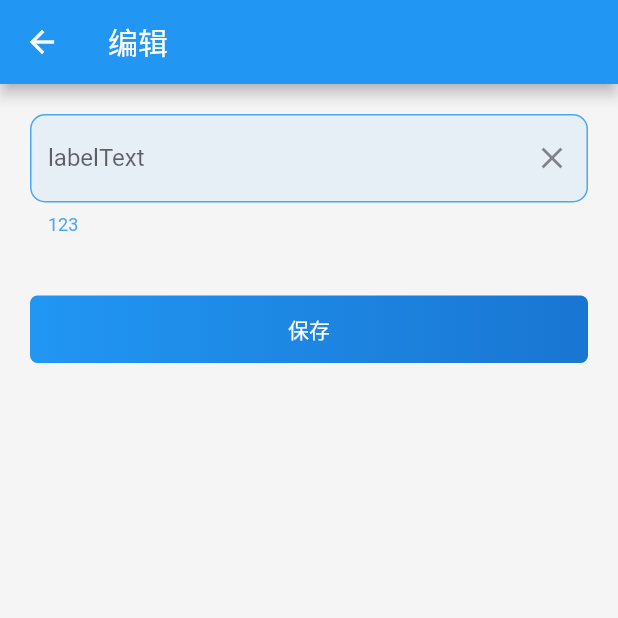
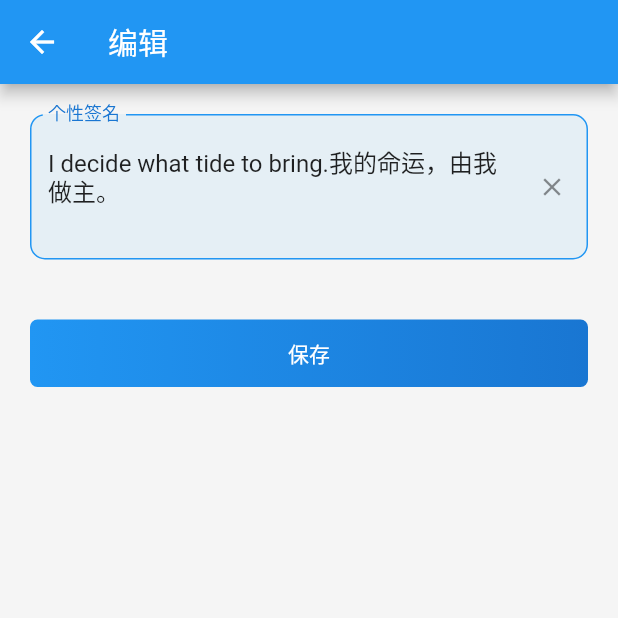
Before and after one commit to DeMonFlutter/wan_flutter_app, a Flutter app: the UserInfoPage screen opened by its route, after a tap on "个性签名", on a phone screen of 412 x 824 dp, the top half of it. Run offline on Flutter 3.47's test engine with Material 2 defaults, Android fonts, the phone set to English and light mode, and no system bars; our stand-ins replace dio, flutter_spinkit, fluttertoast, shared_preferences; accounts and stored records are empty.

Commit message:
修改用户信息

```diff
--- a/lib/main.dart
+++ b/lib/main.dart
@@ -35,7 +35,6 @@ class App extends StatelessWidget {
           primaryColor: model.themeColor,
           primaryColorDark: model.themeColorDark,
           accentColor: model.accentColor,
-          errorColor: model.themeColor.withOpacity(0.8),
           iconTheme: IconThemeData(color: model.themeColor),
         ));
   }
--- a/lib/model/User.dart
+++ b/lib/model/User.dart
@@ -73,7 +73,7 @@ class User {
 
   /// 设置头像，简介等信息
   /// wanAndroid Api暂无修改头像简介等信息的字段，使用SP暂存本地
-  setInfo({String path, String desc, String email}) {
+  setInfo({String path, String desc, String email, String nickname}) {
     SPUtils.get(Const.USER_INFO, "", (str) {
       if (!StringUtils.isEmpty(str)) {
         Map<String, dynamic> user = json.decode(str);
@@ -86,9 +86,16 @@ class User {
         if (!StringUtils.isEmpty(email)) {
           user['email'] = email;
         }
+        if (!StringUtils.isEmpty(nickname)) {
+          user['nickname'] = nickname;
+        }
         setUser(user);
       }
     });
+  }
+
+  String getDesc() {
+    return StringUtils.isEmpty(_instance.desc) ? "I decide what tide to bring.我的命运，由我做主。" : _instance.desc;
   }
 
   fromJson(Map<String, dynamic> json) {
--- a/lib/view/Login.dart
+++ b/lib/view/Login.dart
@@ -8,6 +8,8 @@ import 'package:wan_flutter_app/utils/StringUtils.dart';
 import 'package:wan_flutter_app/utils/SystemUtils.dart';
 import 'package:wan_flutter_app/utils/http/HttpUtils.dart';
 import 'package:wan_flutter_app/widget/CenterScaffold.dart';
+import 'package:wan_flutter_app/widget/EasyEditForm.dart';
+import 'package:wan_flutter_app/widget/EasyForm.dart';
 import 'package:wan_flutter_app/widget/EditForm.dart';
 import 'package:wan_flutter_app/widget/GradientButton.dart';
 
@@ -22,21 +24,9 @@ class LoginPage extends StatefulWidget {
 
 class LoginPageState extends State<LoginPage> {
   String username, password;
-
   FocusNode focusNode = FocusNode(); //密码框焦点
 
-  login(BuildContext context) {
-    SystemUtils.hideSoftKeyboard(context);
-    if (StringUtils.isEmpty(username)) {
-      Fluttertoast.showToast(msg: '用户名不能为空！');
-      return;
-    }
-
-    if (StringUtils.isEmpty(password)) {
-      Fluttertoast.showToast(msg: '密码不能为空！');
-      return;
-    }
-
+  login() {
     HttpUtils.instance.post(context, "user/login", (result) {
       Fluttertoast.showToast(msg: '登录成功！');
       SPUtils.setData(Const.IS_LOGIN, true);
@@ -55,11 +45,14 @@ class LoginPageState extends State<LoginPage> {
         margin: EdgeInsets.all(20),
       ),
       Text("使用玩Android账号登录"),
-      Padding(
-        padding: EdgeInsets.all(20),
-        child: EditForm(
+      EasyForm(
+        children: <Widget>[
+          EasyEditForm(
               icon: Icons.account_circle,
               hintText: "请输入您的用户名",
+              labelText: "用户名",
+              helperText: "用户名不区分大小写~",
+              editMode: EditMode.clear,
               textInputAction: TextInputAction.next,
               onEditingComplete: () {
                 FocusScope.of(context).requestFocus(focusNode);
@@ -67,29 +60,25 @@ class LoginPageState extends State<LoginPage> {
               onChanged: (value) {
                 username = value;
               },
-        ),
-      ),
-      Padding(
-        padding: EdgeInsets.all(20),
-        child: EditForm(
+              validator: (v) {
+                return StringUtils.isEmpty(v) ? "用户名不能为空！" : null;
+              }),
+          EasyEditForm(
             icon: Icons.lock_outline,
-          obscureText: true,
+            labelText: "密码",
+            editMode: EditMode.password,
             focusNode: focusNode,
+            validator: (v) {
+              return StringUtils.isEmpty(v) ? "密码不能为空！" : null;
+            },
             hintText: "请输入您的密码",
             onChanged: (value) {
               password = value;
             },
-        ),
-      ),
-      Padding(
-        padding: EdgeInsets.all(20),
-        child: GradientButton(
-          "登录",
-          height: 45,
-          onPressed: () {
-            login(context);
-          },
-        ),
+          )
+        ],
+        buttonText: "登录",
+        callback: () => login(),
       ),
       GestureDetector(
         child: Text("没有账号？注册", style: TextStyle(color: Colors.blue)),
--- a/lib/view/home/HomeDrawer.dart
+++ b/lib/view/home/HomeDrawer.dart
@@ -59,7 +59,7 @@ class HomeDrawerViewState extends State<HomeDrawerView> {
                     right: 0,
                     bottom: 15,
                     child: Text(
-                      StringUtils.isEmpty(user.desc) ? "I decide what tide to bring.我的命运，由我做主。" : user.desc,
+                      user.getDesc(),
                       maxLines: 1,
                       overflow: TextOverflow.ellipsis,
                       style: TextStyle(fontSize: 13, color: Colors.white, shadows: [Shadow(color: Colors.black, offset: Offset(1, 1), blurRadius: 1)]),
--- a/lib/view/info/EditInfo.dart
+++ b/lib/view/info/EditInfo.dart
@@ -1,8 +1,11 @@
 import 'package:flutter/material.dart';
-import 'package:wan_flutter_app/utils/SystemUtils.dart';
+import 'package:provider/provider.dart';
+import 'package:wan_flutter_app/model/User.dart';
+import 'package:wan_flutter_app/model/UserModel.dart';
+import 'package:wan_flutter_app/utils/StringUtils.dart';
 import 'package:wan_flutter_app/widget/CenterScaffold.dart';
 import 'package:wan_flutter_app/widget/EasyEditForm.dart';
-import 'package:wan_flutter_app/widget/GradientButton.dart';
+import 'package:wan_flutter_app/widget/EasyForm.dart';
 
 /// @author DeMon
 /// Created on 2020/4/23.
@@ -13,22 +16,86 @@ class EditInfoPage extends StatefulWidget {
   createState() => new EditInfoPageState();
 }
 
+final Map<int, EditInfo> infos = {
+  0: EditInfo("昵称", "编辑您的昵称", 15, 1, TextInputType.text),
+  1: EditInfo("邮箱", "编辑您的邮箱", 64, 1, TextInputType.emailAddress),
+  2: EditInfo("个性签名", "编辑您的个性签名", 150, 3, TextInputType.text),
+};
+
 class EditInfoPageState extends State<EditInfoPage> {
+  String counterText = "";
+  String content;
+
+  @override
+  void initState() {
+    super.initState();
+  }
+
   @override
   Widget build(BuildContext context) {
-    ModalRoute.of(context).settings.arguments;
+    var arguments = ModalRoute.of(context).settings.arguments as Map;
+    int what = arguments['what'];
+    var editInfo = infos[what];
+    var initStr = arguments['content'];
     return CenterScaffold(
       "编辑",
       <Widget>[
-        Padding(padding: EdgeInsets.all(20), child: EasyEditForm()),
-        Padding(
-          padding: EdgeInsets.all(20),
-          child: GradientButton("保存", height: 45, onPressed: () {
-            SystemUtils.hideSoftKeyboard(context);
-          }),
+        EasyForm(
+          children: <Widget>[
+            EasyEditForm(
+              initialValue: initStr,
+              maxLines: editInfo.maxLines,
+              maxLength: editInfo.maxLength,
+              keyboardType: editInfo.keyboardType,
+              onChanged: (str) {
+                setState(() {
+                  counterText = "${str.trim().length}/${editInfo.maxLength}";
+                });
+                content = str;
+              },
+              labelText: editInfo.labelText,
+              hintText: editInfo.hintText,
+              counterText: counterText,
+              editMode: EditMode.clear,
+              validator: (v) {
+                return StringUtils.isEmpty(v) ? "编辑内容不能为空" : null;
+              },
+            )
+          ],
+          callback: () {
+            switch (what) {
+              case 0:
+                User.getInstance().setInfo(nickname: content);
+                break;
+              case 1:
+                User.getInstance().setInfo(email: content);
+                break;
+              case 2:
+                User.getInstance().setInfo(desc: content);
+                break;
+            }
+            Navigator.of(context).pop();
+          },
+          buttonText: "保存",
         )
       ],
       alignment: Alignment.topCenter,
     );
   }
 }
+
+class EditInfo {
+  String labelText;
+  String hintText;
+  int maxLength;
+
+  int maxLines;
+  TextInputType keyboardType;
+
+  EditInfo(this.labelText, this.hintText, this.maxLength, this.maxLines, this.keyboardType);
+
+  @override
+  String toString() {
+    return 'EditInfo{labelText: $labelText, hintText: $hintText, maxLength: $maxLength, maxLines: $maxLines}';
+  }
+}
--- a/lib/view/info/UserInfo.dart
+++ b/lib/view/info/UserInfo.dart
@@ -23,15 +23,17 @@ const EDIT_DESC = 2;
 
 class UserInfoPageState extends State<UserInfoPage> {
   var what = -1;
-
+  var content = "";
+  UserModel userModel;
   editInfo() {
-    Routes.startPage(context, Routes.EDIT_INFO, arguments: what);
+    Routes.startPage(context, Routes.EDIT_INFO, arguments: {'what': what, 'content': content}).then((onValue){
+      userModel.changeUser();
+    });
   }
 
   @override
   Widget build(BuildContext context) {
-    UserModel userModel = Provider.of<UserModel>(context);
-
+    userModel = Provider.of<UserModel>(context);
     return CenterScaffold(
       "用户信息",
       <Widget>[
@@ -40,18 +42,21 @@ class UserInfoPageState extends State<UserInfoPage> {
         EasyTile("账号", text: userModel.user.username, icon: Icons.account_box),
         EasyTile("昵称", text: userModel.user.nickname, icon: Icons.account_circle, onPressed: () {
           what = EDIT_NAME;
+          content = userModel.user.nickname;
           editInfo();
         }),
         EasyTile("邮箱", text: userModel.user.email, icon: Icons.email, onPressed: () {
           what = EDIT_EMAIL;
+          content = userModel.user.email;
           editInfo();
         }),
         EasyTile(
           "个性签名",
-          text: StringUtils.isEmpty(userModel.user.desc) ? "I decide what tide to bring.我的命运，由我做主。" : userModel.user.desc,
+          text: userModel.user.getDesc(),
           icon: Icons.assignment,
           onPressed: () {
             what = EDIT_DESC;
+            content = userModel.user.getDesc();
             editInfo();
           },
         ),
--- a/lib/widget/EasyEditForm.dart
+++ b/lib/widget/EasyEditForm.dart
@@ -1,49 +1,157 @@
 import 'package:flutter/material.dart';
+import 'package:wan_flutter_app/style/DIcons.dart';
 
 /// @author DeMon
 /// Created on 2020/7/31.
 /// E-mail 757454343@qq.com
-/// Desc:
-class EasyEditForm extends StatelessWidget {
-  EasyEditForm({
-    this.labelText,
+/// Desc: 封装的TextFormField，具有三种普通模式，清除模式，密码模式
+
+enum EditMode { none, clear, password }
+
+class EasyEditForm extends StatefulWidget {
+  EasyEditForm(
+      {this.labelText,
       this.hintText,
-    this.prefixIcon,
       this.counterText,
-  });
+      this.errorText,
+      this.helperText,
+      this.fillColor,
+      this.editMode,
+      this.controller,
+      this.keyboardType,
+      this.onChanged,
+      this.textInputAction,
+      this.focusNode,
+      this.onEditingComplete,
+      this.onFieldSubmitted,
+      this.maxLines,
+      this.icon,
+      this.initialValue,
+      this.validator,
+      this.maxLength});
 
   final String labelText;
   final String hintText;
-  final Widget prefixIcon;
   final String counterText;
+  final String errorText;
+  final String helperText;
+  final Color fillColor;
+  final EditMode editMode;
+  final IconData icon;
+  final TextEditingController controller;
+  final TextInputType keyboardType;
+  final ValueChanged<String> onChanged;
+  final TextInputAction textInputAction;
+  final FocusNode focusNode;
+  final VoidCallback onEditingComplete;
+  final ValueChanged<String> onFieldSubmitted;
+  final int maxLines;
+  final String initialValue;
+  final FormFieldValidator<String> validator;
+  final int maxLength;
+
+  @override
+  State<StatefulWidget> createState() {
+    return EasyEditFormState();
+  }
+}
+
+class EasyEditFormState extends State<EasyEditForm> {
+  bool canSee = false;
+  int index = 0;
+  int lines = 1;
+  TextEditingController _controller = TextEditingController();
+
+  @override
+  void initState() {
+    if (widget.maxLines != null) {
+      lines = widget.maxLines;
+    }
+    if (widget.editMode != null) {
+      index = widget.editMode.index;
+      if (widget.editMode.index == 2) {
+        canSee = true;
+        lines = 1;
+      }
+    }
+
+    if (widget.controller != null) {
+      _controller = widget.controller;
+    }
+    //controller与initialValue 不能同时存在，这里使用controller.text的赋初值
+    _controller.text = widget.initialValue ?? "";
+    super.initState();
+  }
 
   @override
   Widget build(BuildContext context) {
     ThemeData theme = Theme.of(context);
+
     OutlineInputBorder createBorder(Color color) {
       return OutlineInputBorder(borderSide: BorderSide(color: color), borderRadius: BorderRadius.all(Radius.circular(10)));
     }
 
+    Widget _buildIcon() {
+      switch (index) {
+        case 1:
+          return IconButton(
+            icon: Icon(Icons.clear, size: 20, color: Colors.black45),
+            onPressed: () {
+              if (widget.controller == null) {
+                _controller.clear();
+              } else {
+                widget.controller.clear();
+              }
+            },
+          );
+          break;
+        case 2:
+          return IconButton(
+            icon: Icon(canSee ? DIcons.cant_see : DIcons.see, size: 20, color: Colors.black45),
+            onPressed: () {
+              setState(() => canSee = !canSee);
+            },
+          );
+          break;
+        default:
+          return null;
+          break;
+      }
+    }
+
     return TextFormField(
+        maxLength: widget.maxLength,
+        maxLines: lines,
+        onFieldSubmitted: widget.onFieldSubmitted,
+        onEditingComplete: widget.onEditingComplete,
+        focusNode: widget.focusNode,
+        textInputAction: widget.textInputAction,
+        onChanged: widget.onChanged,
+        keyboardType: widget.keyboardType,
+        controller: _controller,
+        obscureText: canSee,
+        validator: widget.validator,
         decoration: InputDecoration(
           border: createBorder(theme.primaryColor),
           focusedBorder: createBorder(theme.primaryColor),
           enabledBorder: createBorder(theme.primaryColor),
           disabledBorder: createBorder(Colors.grey),
-      errorBorder: createBorder(theme.errorColor),
-      focusedErrorBorder: createBorder(theme.errorColor),
-      labelText: "labelText",
-      helperText: "help me",
-      helperStyle: TextStyle(color: Theme.of(context).accentColor),
-      suffixIcon: Icon(Icons.clear, color: Colors.black45),
-      counterText: counterText,
-      counterStyle: TextStyle(color: Theme.of(context).primaryColorDark),
-      prefixIcon: prefixIcon,
-      fillColor: Color(0x110099ee),
+          errorBorder: createBorder(theme.primaryColorDark),
+          focusedErrorBorder: createBorder(theme.primaryColorDark),
+          labelText: widget.labelText,
+          labelStyle: TextStyle(color: theme.primaryColorDark),
+          helperText: widget.helperText,
+          helperStyle: TextStyle(color: theme.accentColor),
+          suffixIcon: _buildIcon(),
+          counterText: widget.counterText,
+          counterStyle: TextStyle(color: theme.primaryColorDark),
+          prefixIcon: widget.icon == null ? null : Icon(widget.icon),
+          fillColor: widget.fillColor ?? Color(0x110099ee),
           filled: true,
-      errorText: "123",
+          errorText: widget.errorText,
+          errorStyle: TextStyle(color: Colors.red),
           errorMaxLines: 1,
-      hintText: hintText,
+          hintText: widget.hintText,
           hintStyle: TextStyle(color: Colors.grey),
           hintMaxLines: 1,
         ));
--- /dev/null
+++ b/lib/widget/EasyForm.dart
@@ -0,0 +1,62 @@
+import 'package:flutter/cupertino.dart';
+import 'package:wan_flutter_app/utils/CallBack.dart';
+import 'package:wan_flutter_app/utils/SystemUtils.dart';
+
+import 'GradientButton.dart';
+
+/// @author DeMon
+/// Created on 2020/8/3.
+/// E-mail 757454343@qq.com
+/// Desc: 多个TextFormField+一个button的表单，点击button可自动校验
+class EasyForm extends StatefulWidget {
+  EasyForm({this.children, this.callback, this.buttonText});
+
+  final List<Widget> children;
+  final String buttonText;
+  final Callback callback;
+
+  @override
+  State<StatefulWidget> createState() {
+    return EasyFormState();
+  }
+}
+
+class EasyFormState extends State<EasyForm> {
+  GlobalKey _formKey = new GlobalKey<FormState>();
+  bool autovalidate = false;
+
+  List<Widget> _buildChildren() {
+    List<Widget> list = <Widget>[];
+    widget.children?.forEach((item) {
+      list.add(Padding(padding: EdgeInsets.all(20), child: item));
+    });
+
+    list.add(Padding(
+      padding: EdgeInsets.all(20),
+      child: GradientButton(
+        widget.buttonText ?? "确定",
+        height: 45,
+        onPressed: () {
+          SystemUtils.hideSoftKeyboard(context);
+          setState(() {
+            autovalidate = true;
+          });
+          FormState form = _formKey.currentState;
+          if (form.validate()) {
+            widget.callback();
+          }
+        },
+      ),
+    ));
+    return list;
+  }
+
+  @override
+  Widget build(BuildContext context) {
+    return Form(
+      key: _formKey,
+      autovalidate: autovalidate,
+      child: Column(children: _buildChildren()),
+    );
+  }
+}
```
Also changed, not shown: lib/model/RouteInfo.dart (deleted, +0 -13 lines), lib/utils/http/HttpUtils.dart (+4 -4 lines), lib/view/Register.dart (+23 -45 lines), lib/view/SettingRoute.dart (+9 -2 lines), lib/view/SettingTheme.dart (+6 -2 lines). Lines whose indentation alone changed are shown as unchanged.
